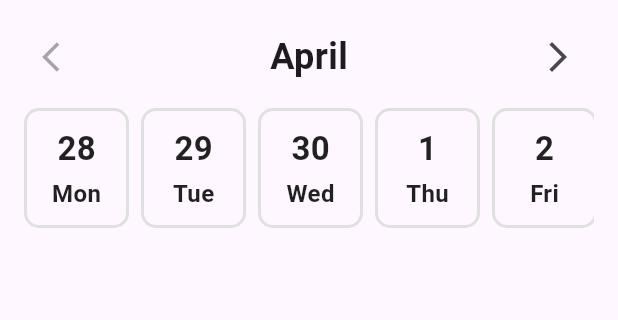
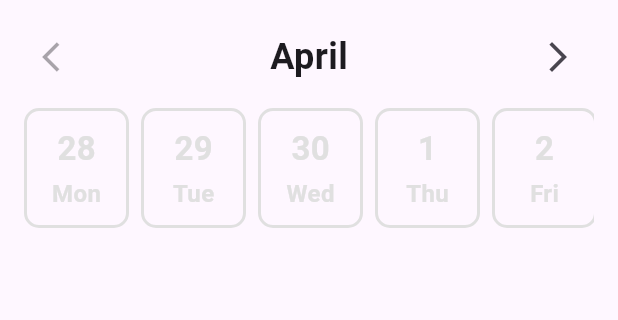
Before and after one commit to arnair/reservations_app, a Flutter app: the screen it shows once a user with an empty profile is signed in, on a phone screen of 412 x 824 dp, the part 63-383 px from its top. Run offline on Flutter 3.47's test engine with Material 3 defaults, Android fonts, the phone set to English and light mode, and no system bars; drawn by our look-alikes of toastification; our stand-ins replace cloud_firestore, firebase_auth, firebase_core; accounts and stored records are empty.

Commit message:
updated date_selector to disable days in the past

```diff
--- a/lib/widgets/date_selector.dart
+++ b/lib/widgets/date_selector.dart
@@ -10,14 +10,19 @@ class DateSelector extends StatefulWidget {
   State<DateSelector> createState() => _DateSelectorState();
 }
 
+DateTime getTodayAt0000() {
+  DateTime? now = DateTime.now(); //lets say Jul 25 10:35:90
+  final today = DateTime(now.year, now.month,  now.day); // Set to Jul 25 00:00:00
+  return today;
+}
+
 class _DateSelectorState extends State<DateSelector> {
   int weekOffset = 0;
 
   _DateSelectorState();
 
   List<DateTime> generateWeekDates(int weekOffset) {
-    DateTime? now = DateTime.now(); //lets say Jul 25 10:35:90
-    final today = DateTime(now.year, now.month,  now.day); // Set to Jul 25 00:00:00
+    DateTime today = getTodayAt0000();
     DateTime startOfWeek = today.subtract(Duration(days: today.weekday - 1));
     startOfWeek = startOfWeek.add(Duration(days: weekOffset * 7));
     return List.generate(7, (index) => startOfWeek.add(Duration(days: index)));
@@ -74,12 +79,17 @@ class _DateSelectorState extends State<DateSelector> {
                     widget.dateNotifier.value.month == date.month &&
                     widget.dateNotifier.value.year == date.year;
 
+                bool earlierThanToday = date.isBefore(getTodayAt0000());
+                Color textColor = Colors.black87;
+
+                if (earlierThanToday) {
+                  textColor = Colors.grey.shade300;
+                } else if (isSelected) {
+                  textColor = Colors.white;
+                }
+
                 return GestureDetector(
-                  onTap: () {
-                    setState(() {
-                      widget.dateNotifier.value = date;
-                    });
-                  },
+                  onTap: earlierThanToday ? null : () => setState(() {widget.dateNotifier.value = date;}),
                   child: Container(
                     width: 70,
                     margin:
@@ -102,7 +112,7 @@ class _DateSelectorState extends State<DateSelector> {
                         Text(
                           DateFormat('d').format(date), // Day of the month
                           style: TextStyle(
-                            color: isSelected ? Colors.white : Colors.black87,
+                            color: textColor,
                             fontSize: 22,
                             fontWeight: FontWeight.bold,
                           ),
@@ -112,7 +122,7 @@ class _DateSelectorState extends State<DateSelector> {
                           DateFormat('E')
                               .format(date), // Short weekday (Mon, Tue, etc.)
                           style: TextStyle(
-                            color: isSelected ? Colors.white : Colors.black87,
+                            color: textColor,
                             fontSize: 16,
                             fontWeight: FontWeight.bold,
                           ),
```
